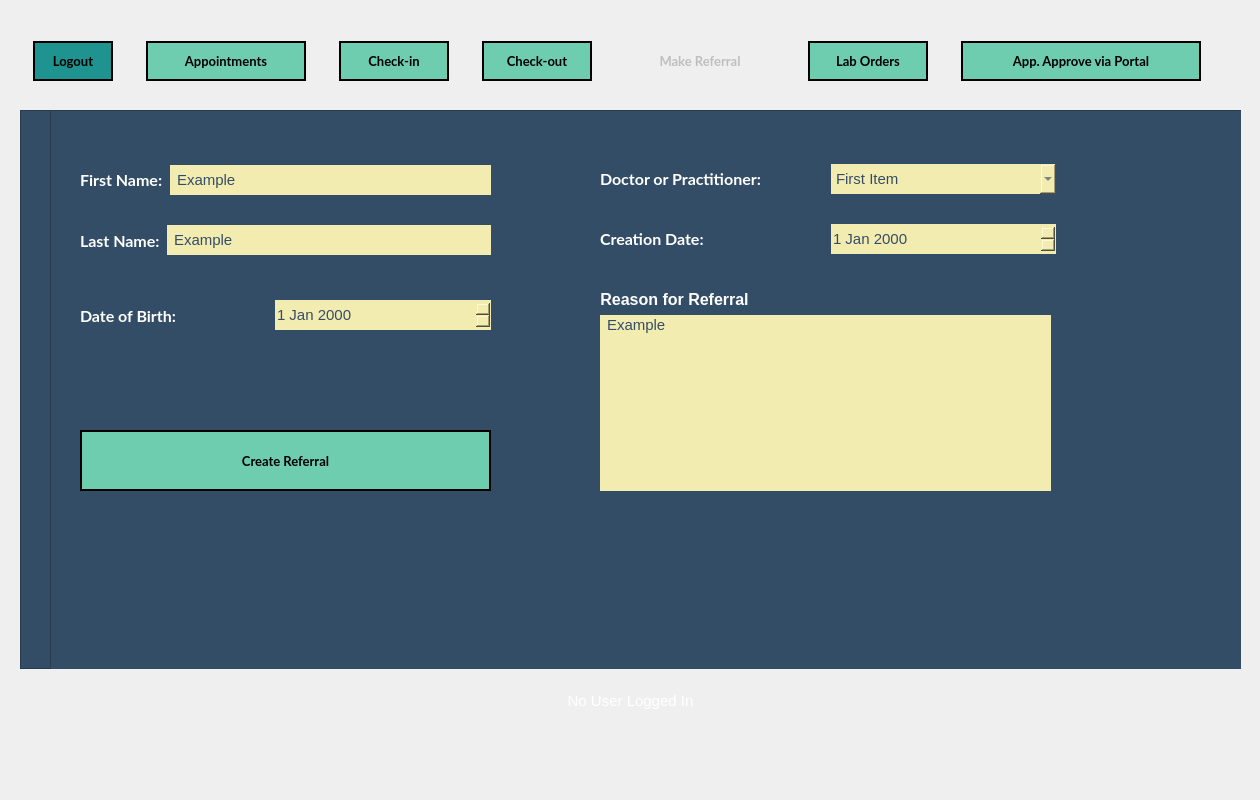
Above: frontend/ui/Referrals.ui from mxrked/Medical-Office-Administration before the change. Below: the same form after it.
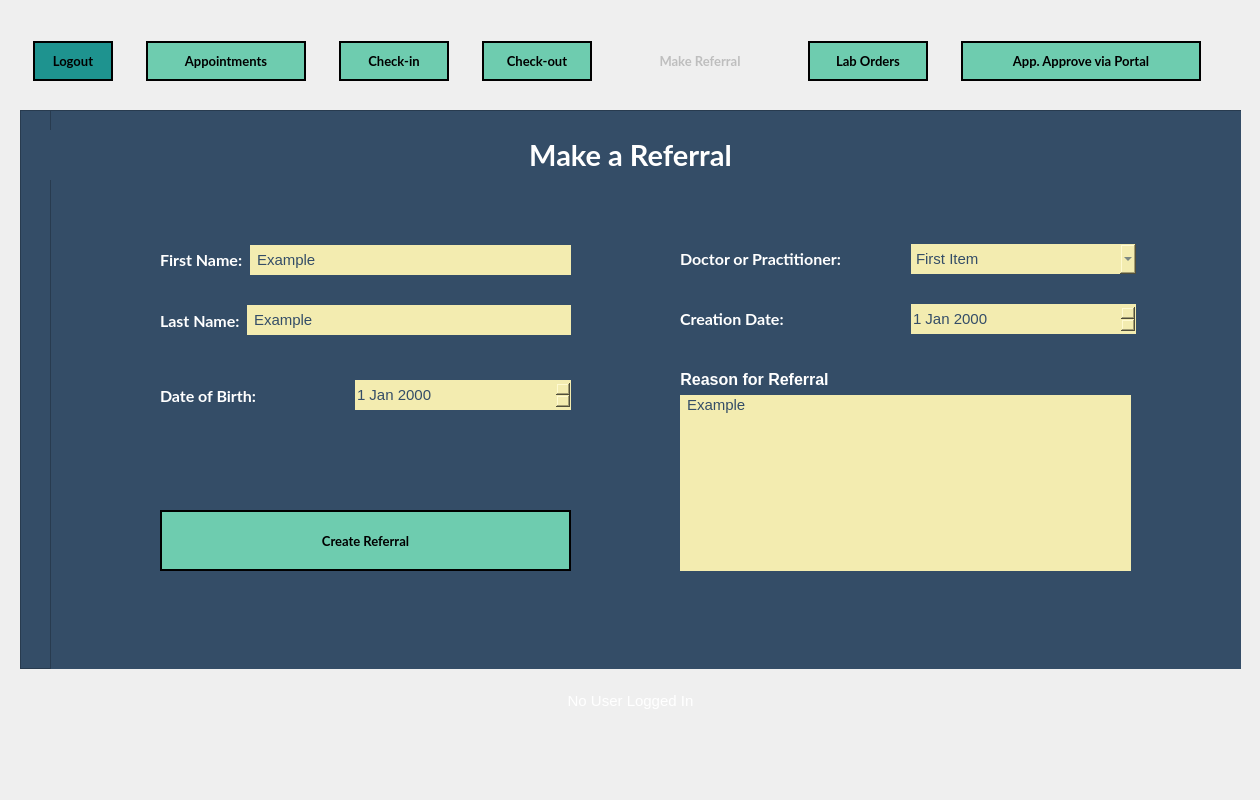
That is the form after the change. Icons and pictures are not drawn.

Commit message: Added titles to window and made fixes to ui

```diff
--- a/frontend/ui/Referrals.ui
+++ b/frontend/ui/Referrals.ui
@@ -467,8 +467,8 @@
      <widget class="QWidget" name="layoutWidget">
       <property name="geometry">
        <rect>
-        <x>30</x>
-        <y>50</y>
+        <x>110</x>
+        <y>130</y>
         <width>411</width>
         <height>41</height>
        </rect>
@@ -523,8 +523,8 @@
      <widget class="QWidget" name="layoutWidget">
       <property name="geometry">
        <rect>
-        <x>550</x>
-        <y>50</y>
+        <x>630</x>
+        <y>130</y>
         <width>456</width>
         <height>38</height>
        </rect>
@@ -573,8 +573,8 @@
      <widget class="QWidget" name="layoutWidget_3">
       <property name="geometry">
        <rect>
-        <x>550</x>
-        <y>110</y>
+        <x>630</x>
+        <y>190</y>
         <width>456</width>
         <height>38</height>
        </rect>
@@ -613,8 +613,8 @@
      <widget class="QPushButton" name="Btn_CreateReferral">
       <property name="geometry">
        <rect>
-        <x>30</x>
-        <y>320</y>
+        <x>110</x>
+        <y>400</y>
         <width>411</width>
         <height>61</height>
        </rect>
@@ -662,8 +662,8 @@
      <widget class="QWidget" name="layoutWidget_2">
       <property name="geometry">
        <rect>
-        <x>30</x>
-        <y>110</y>
+        <x>110</x>
+        <y>190</y>
         <width>411</width>
         <height>41</height>
        </rect>
@@ -714,8 +714,8 @@
      <widget class="QWidget" name="layoutWidget_4">
       <property name="geometry">
        <rect>
-        <x>30</x>
-        <y>180</y>
+        <x>110</x>
+        <y>260</y>
         <width>411</width>
         <height>51</height>
        </rect>
@@ -757,8 +757,8 @@
      <widget class="QWidget" name="layoutWidget">
       <property name="geometry">
        <rect>
-        <x>550</x>
-        <y>180</y>
+        <x>630</x>
+        <y>260</y>
         <width>451</width>
         <height>201</height>
        </rect>
@@ -814,6 +814,47 @@
        </item>
       </layout>
      </widget>
+     <widget class="QLabel" name="Lable_CheckIns">
+      <property name="geometry">
+       <rect>
+        <x>-30</x>
+        <y>20</y>
+        <width>1221</width>
+        <height>50</height>
+       </rect>
+      </property>
+      <property name="minimumSize">
+       <size>
+        <width>0</width>
+        <height>50</height>
+       </size>
+      </property>
+      <property name="maximumSize">
+       <size>
+        <width>16777215</width>
+        <height>50</height>
+       </size>
+      </property>
+      <property name="font">
+       <font>
+        <family>Lato</family>
+        <pointsize>22</pointsize>
+        <weight>75</weight>
+        <bold>true</bold>
+       </font>
+      </property>
+      <property name="styleSheet">
+       <string notr="true">QLabel {
+	color: white;
+}</string>
+      </property>
+      <property name="text">
+       <string>Make a Referral</string>
+      </property>
+      <property name="alignment">
+       <set>Qt::AlignCenter</set>
+      </property>
+     </widget>
     </widget>
    </widget>
    <widget class="QGroupBox" name="horizontalGroupBox">
```
The commit also changes 5 other files.
